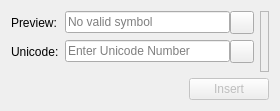
Skycoder42/UniInsert, file UnicodeUtil/symbolselectdialog.ui: the form before one commit.
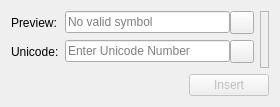
The form after the commit. Icons and pictures are not drawn. Custom widgets are drawn as their Qt base class.

What changed in the file:
```diff
--- a/UnicodeUtil/symbolselectdialog.ui
+++ b/UnicodeUtil/symbolselectdialog.ui
@@ -7,7 +7,7 @@
     <x>0</x>
     <y>0</y>
     <width>280</width>
-    <height>111</height>
+    <height>107</height>
    </rect>
   </property>
   <property name="windowTitle">
```
Left out of the diff: 6 changed lines with no effect on the pictures.
